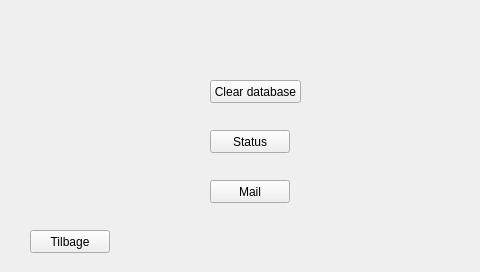
This is GUI_Nikolai/admin.ui in EITPRJ3/GUI_Software as Qt 5 draws it before an edit. The edited form follows.
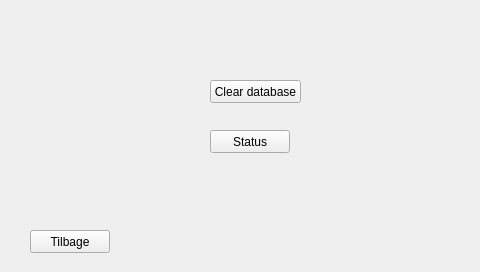
This is the edited form.

What changed in the file:
```diff
--- a/GUI_Nikolai/admin.ui
+++ b/GUI_Nikolai/admin.ui
@@ -52,19 +52,6 @@
     <string>Tilbage</string>
    </property>
   </widget>
-  <widget class="QPushButton" name="Mail">
-   <property name="geometry">
-    <rect>
-     <x>210</x>
-     <y>180</y>
-     <width>80</width>
-     <height>23</height>
-    </rect>
-   </property>
-   <property name="text">
-    <string>Mail</string>
-   </property>
-  </widget>
  </widget>
  <resources/>
  <connections/>
```
